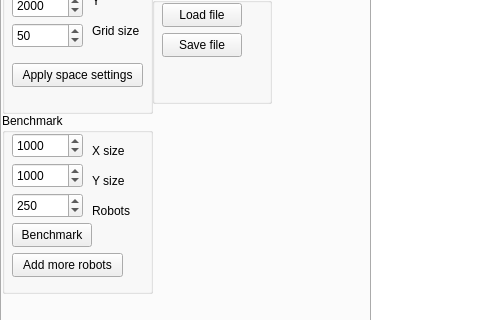
The window that src/mainwindow.ui (denis-fekete/icp_project) describes before a commit, drawn with Qt 5; both pictures show x 0 to 480 and y 113 to 433 of the 1000 by 600 pixel window.
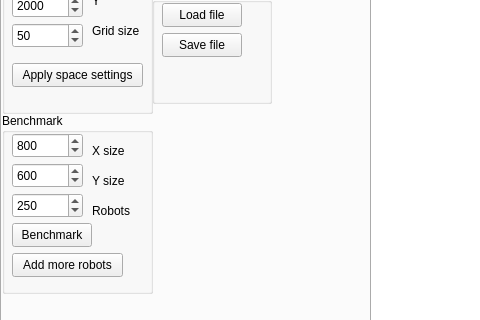
The same window after the commit. The open tabs and pages were chosen to show the change.

```diff
--- a/src/mainwindow.ui
+++ b/src/mainwindow.ui
@@ -210,7 +210,7 @@
         <number>99999</number>
        </property>
        <property name="value">
-        <number>1000</number>
+        <number>800</number>
        </property>
       </widget>
       <widget class="QLabel" name="label_66">
@@ -294,7 +294,7 @@
         <number>99999</number>
        </property>
        <property name="value">
-        <number>1000</number>
+        <number>600</number>
        </property>
       </widget>
      </widget>
```
Left out of the diff: 5 changed lines with no effect on the pictures.
